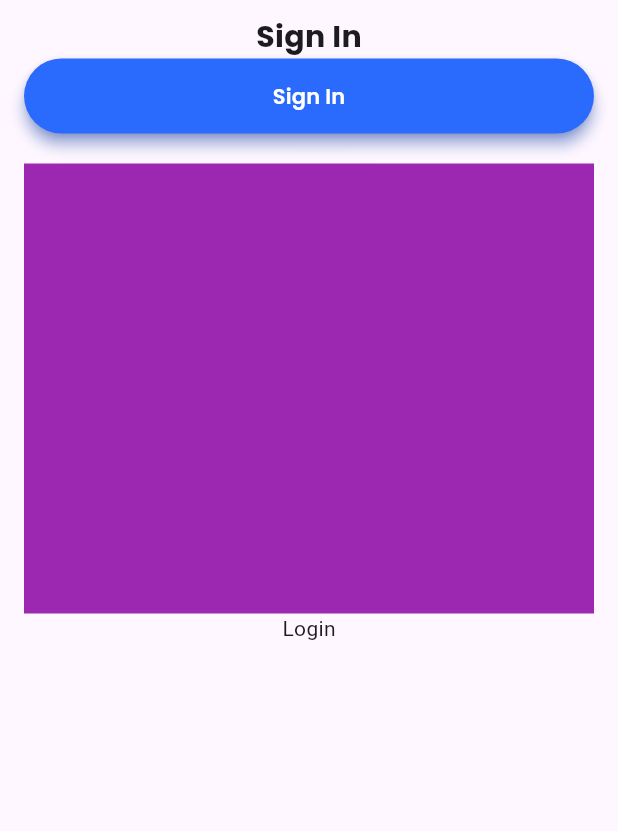
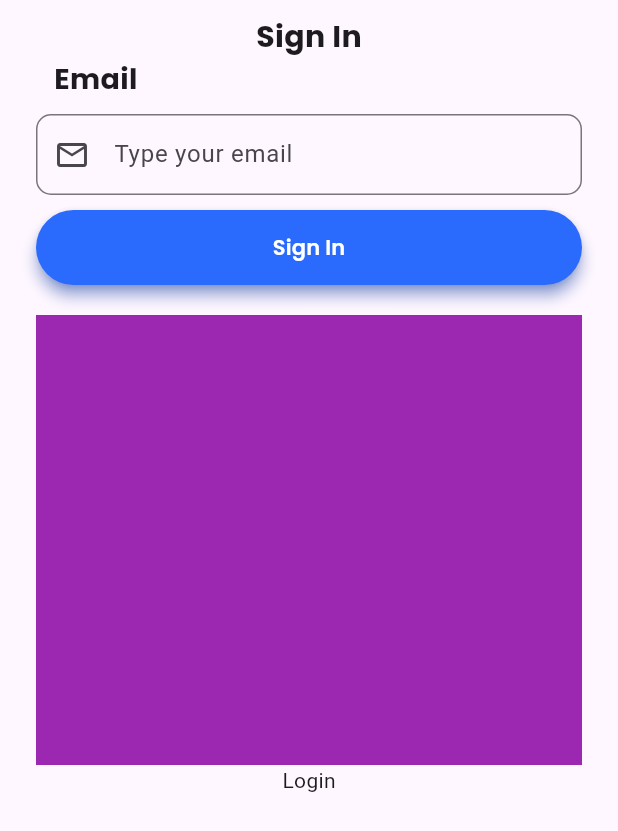
Before and after one commit to DiftaFitrahul/Employess-Organizer, a Flutter app: the screen it shows after launch, on a phone screen of 412 x 824 dp. Shown: the top 831 px of the screen. Run offline on Flutter 3.47's test engine with Material 3 defaults, Android fonts, the phone set to English and light mode, and no system bars; our stand-ins replace device_preview, get.

Commit message:
feat: create auth textfield

```diff
--- a/lib/view/screen/auth/login.dart
+++ b/lib/view/screen/auth/login.dart
@@ -1,5 +1,6 @@
 import 'package:employees_organizer/constants/font_family.dart';
 import 'package:employees_organizer/view/widget/auth/button.dart';
+import 'package:employees_organizer/view/widget/auth/textfield.dart';
 import 'package:flutter/material.dart';
 
 class LoginScreen extends StatelessWidget {
@@ -8,9 +9,10 @@ class LoginScreen extends StatelessWidget {
   @override
   Widget build(BuildContext context) {
     return Scaffold(
+        resizeToAvoidBottomInset: false,
         body: SafeArea(
           child: Padding(
-        padding: const EdgeInsets.symmetric(horizontal: 16.0),
+            padding: const EdgeInsets.symmetric(horizontal: 24.0),
             child: Column(
               children: [
                 const SizedBox(height: 10),
@@ -19,6 +21,12 @@ class LoginScreen extends StatelessWidget {
                         fontSize: 20,
                         fontWeight: FontWeight.bold,
                         fontFamily: poppins)),
+                TextFieldAuthWidget(
+                    textEditingController: TextEditingController(),
+                    title: 'Email',
+                    placeholderText: 'Type your email',
+                    leadingIcon: Icons.email_outlined),
+                const SizedBox(height: 10),
                 ButtonAuthWidget(title: 'Sign In', onPressed: () {}),
                 const SizedBox(height: 20),
                 Container(
--- a/lib/view/widget/auth/textfield.dart
+++ b/lib/view/widget/auth/textfield.dart
@@ -1,3 +1,4 @@
+import 'package:employees_organizer/constants/font_family.dart';
 import 'package:flutter/material.dart';
 
 class TextFieldAuthWidget extends StatelessWidget {
@@ -5,16 +6,45 @@ class TextFieldAuthWidget extends StatelessWidget {
   final String title;
   final String placeholderText;
   final IconData leadingIcon;
+  final IconButton? trailingIcon;
 
   const TextFieldAuthWidget(
       {super.key,
       required this.textEditingController,
       required this.title,
       required this.placeholderText,
-      required this.leadingIcon});
+      required this.leadingIcon,
+      this.trailingIcon});
 
   @override
   Widget build(BuildContext context) {
-    return const Placeholder();
+    return Column(
+      crossAxisAlignment: CrossAxisAlignment.start,
+      children: [
+        Padding(
+          padding: const EdgeInsets.only(left: 12.0),
+          child: Text(title,
+              style: const TextStyle(
+                  fontWeight: FontWeight.bold,
+                  fontFamily: poppins,
+                  fontSize: 19)),
+        ),
+        const SizedBox(height: 10),
+        TextFormField(
+          onTapOutside: (event) {
+            FocusManager.instance.primaryFocus?.unfocus();
+          },
+          controller: textEditingController,
+          decoration: InputDecoration(
+              contentPadding: const EdgeInsets.symmetric(vertical: 15),
+              hintText: placeholderText,
+              prefixIcon: Icon(leadingIcon),
+              suffixIcon: trailingIcon,
+              border: OutlineInputBorder(
+                  borderRadius: BorderRadius.circular(10),
+                  borderSide: const BorderSide(color: Colors.grey))),
+        ),
+      ],
+    );
   }
 }
```
Lines whose indentation alone changed are shown as unchanged.
